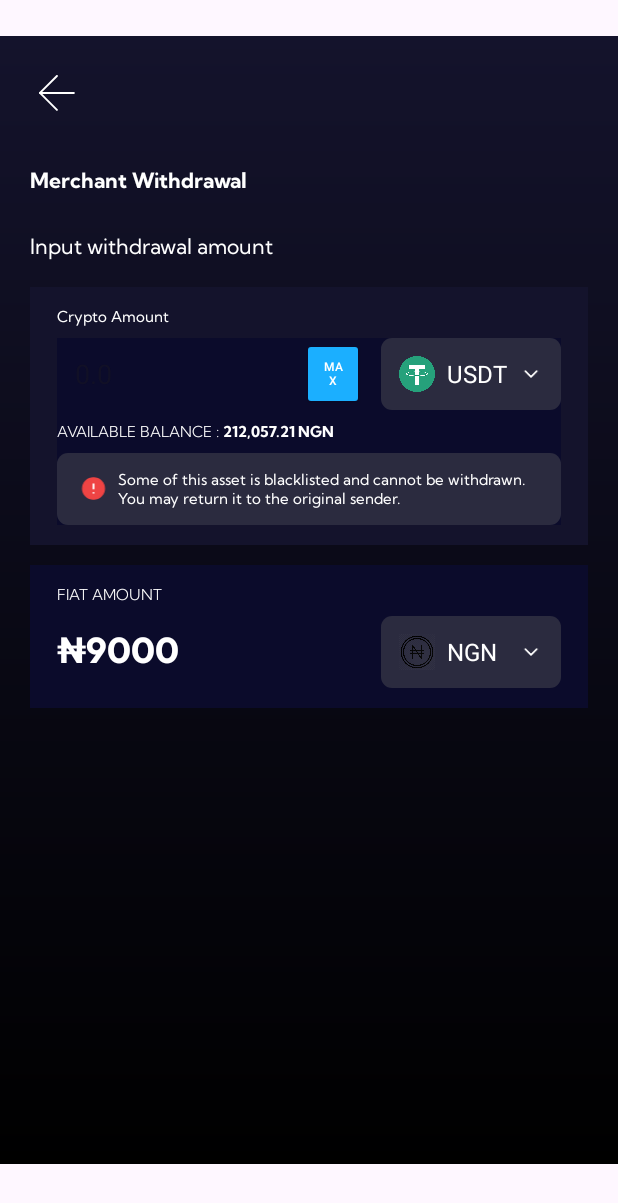
After one commit to Thellexcodes/Thellex-Consumer-Kotlin, an Android app: the MerchantWithdrawalActivity screen opened directly, with no data from a screen before it, on a phone screen of 412 x 824 dp. The commit adds this screen. Shown: the top 1203 px of the screen. Run offline under Robolectric (Android 15) with nearby library versions, the phone set to English and light mode, and no system bars.

Commit message:
working on withdraw screens

```diff
--- a/app/src/main/AndroidManifest.xml
+++ b/app/src/main/AndroidManifest.xml
@@ -12,6 +12,9 @@
             android:supportsRtl="true"
             android:theme="@style/Theme.Thellex"
             tools:targetApi="31">
+        <activity
+                android:name=".MerchantWithdrawalActivity"
+                android:exported="false" />
         <activity
                 android:name=".SingleAssetDeposit"
                 android:exported="false" />
--- /dev/null
+++ b/app/src/main/java/com/thellex/pos/MerchantWithdrawalActivity.kt
@@ -0,0 +1,39 @@
+package com.thellex.pos
+
+import android.os.Bundle
+import android.view.View
+import android.widget.ImageButton
+import androidx.activity.enableEdgeToEdge
+import androidx.appcompat.app.AppCompatActivity
+import androidx.core.view.ViewCompat
+import androidx.core.view.WindowInsetsCompat
+
+class MerchantWithdrawalActivity : AppCompatActivity() {
+    override fun onCreate(savedInstanceState: Bundle?) {
+        super.onCreate(savedInstanceState)
+        setContentView(R.layout.activity_merchant_withdrawal)
+
+        val rootView = findViewById<View>(android.R.id.content)
+        val statusBarHeight = resources.getIdentifier("status_bar_height", "dimen", "android").let { resId ->
+            if (resId > 0) resources.getDimensionPixelSize(resId) else 0
+        }
+        val navBarHeight = resources.getIdentifier("navigation_bar_height", "dimen", "android").let { resId ->
+            if (resId > 0) resources.getDimensionPixelSize(resId) else 0
+        }
+
+        // Apply bottom padding equal to navigation bar height
+        rootView.setPadding(
+            rootView.paddingLeft,
+            statusBarHeight,
+            rootView.paddingRight,
+            navBarHeight
+        )
+
+
+        val backButton = findViewById<ImageButton>(R.id.merchant_withdraw_back_button)
+        backButton.setOnClickListener {
+            finish()
+        }
+
+    }
+}
--- a/app/src/main/java/com/thellex/pos/POSActivity.kt
+++ b/app/src/main/java/com/thellex/pos/POSActivity.kt
@@ -8,6 +8,7 @@ import android.widget.LinearLayout
 import android.widget.TextView
 import androidx.appcompat.app.AppCompatActivity
 import androidx.appcompat.widget.AppCompatButton
+import androidx.constraintlayout.widget.ConstraintLayout
 import androidx.core.view.ViewCompat
 import androidx.core.view.WindowCompat
 import androidx.core.view.WindowInsetsCompat
@@ -43,7 +44,6 @@ class POSActivity : AppCompatActivity() {
 //            window.navigationBarColor = Color.parseColor("#ffffff") // same
         }
 
-
         val businessNameTextView = findViewById<TextView>(R.id.pos_business_name)
         businessNameTextView.text = businessNameTextView.text.toString().uppercase()
 
@@ -61,7 +61,12 @@ class POSActivity : AppCompatActivity() {
         val itemSpacing = resources.getDimensionPixelSize(R.dimen.txn_margin)
         transactionRecyclerView.addItemDecoration(ItemSpacingDecoration(itemSpacing))
 
-        val requestAccessButton = findViewById<LinearLayout>(R.id.request_button)
+        val withdrawFundsButton = findViewById<LinearLayout>(R.id.pos_withdraw_button)
+        withdrawFundsButton.setOnClickListener {
+            startActivity(Intent(this, MerchantWithdrawalActivity::class.java))
+        }
+
+        val requestAccessButton = findViewById<LinearLayout>(R.id.pos_request_button)
         requestAccessButton.setOnClickListener {
             startActivity(Intent(this, RequestAssetsActivity::class.java))
         }
@@ -75,5 +80,7 @@ class POSActivity : AppCompatActivity() {
         viewAssetsButton.setOnClickListener {
             startActivity(Intent(this, WalletAssetsActivity::class.java))
         }
+
+
     }
 }
--- /dev/null
+++ b/app/src/main/res/drawable/icon_danger.xml
@@ -0,0 +1,27 @@
+<vector xmlns:android="http://schemas.android.com/apk/res/android"
+    android:width="21dp"
+    android:height="22dp"
+    android:viewportWidth="21"
+    android:viewportHeight="22">
+  <path
+      android:strokeWidth="1"
+      android:pathData="M10.5,2.25C15.333,2.25 19.25,6.168 19.25,11C19.25,15.833 15.333,19.75 10.5,19.75C5.668,19.75 1.75,15.833 1.75,11C1.75,6.168 5.668,2.25 10.5,2.25Z"
+      android:strokeLineJoin="round"
+      android:fillColor="#EF4444"
+      android:strokeColor="#EF4444"
+      android:strokeLineCap="round"/>
+  <path
+      android:pathData="M10.5,7.5V11"
+      android:strokeLineJoin="round"
+      android:strokeWidth="1.5"
+      android:fillColor="#00000000"
+      android:strokeColor="#ffffff"
+      android:strokeLineCap="round"/>
+  <path
+      android:pathData="M10.5,14.5H10.509"
+      android:strokeLineJoin="round"
+      android:strokeWidth="1.5"
+      android:fillColor="#00000000"
+      android:strokeColor="#ffffff"
+      android:strokeLineCap="round"/>
+</vector>
--- /dev/null
+++ b/app/src/main/res/layout/activity_merchant_withdrawal.xml
@@ -0,0 +1,301 @@
+<?xml version="1.0" encoding="utf-8"?>
+<androidx.constraintlayout.widget.ConstraintLayout xmlns:android="http://schemas.android.com/apk/res/android"
+        xmlns:tools="http://schemas.android.com/tools"
+        xmlns:app="http://schemas.android.com/apk/res-auto"
+        android:id="@+id/merchant_withdraw_main"
+        android:paddingHorizontal="20dp"
+        android:layout_width="match_parent"
+        android:layout_height="match_parent"
+        android:paddingTop="20dp"
+        android:background="@drawable/general_gradient_background"
+        tools:context=".MerchantWithdrawalActivity">
+
+    <!-- Top App Bar -->
+    <androidx.constraintlayout.widget.ConstraintLayout
+            android:id="@+id/merchant_withdraw_top_app_bar_container"
+            android:layout_width="match_parent"
+            android:layout_height="wrap_content"
+            app:layout_constraintTop_toTopOf="parent"
+            app:layout_constraintStart_toStartOf="parent"
+            app:layout_constraintEnd_toEndOf="parent">
+
+        <ImageButton
+                android:id="@+id/merchant_withdraw_back_button"
+                android:layout_width="36dp"
+                android:layout_height="36dp"
+                android:background="?attr/selectableItemBackgroundBorderless"
+                android:padding="6dp"
+                android:src="@drawable/icon_back"
+                android:contentDescription="Back"
+                app:layout_constraintTop_toTopOf="parent"
+                app:layout_constraintStart_toStartOf="parent" />
+
+        <Spinner
+                android:id="@+id/merchant_withdraw_assets_country_spinner"
+                android:layout_width="40dp"
+                android:layout_height="45dp"
+                android:visibility="gone"
+                android:background="@drawable/rounded_border"
+                android:spinnerMode="dropdown"
+                app:layout_constraintEnd_toEndOf="parent"
+                app:layout_constraintTop_toTopOf="@id/merchant_withdraw_back_button"
+                app:layout_constraintBottom_toBottomOf="@id/merchant_withdraw_back_button" />
+    </androidx.constraintlayout.widget.ConstraintLayout>
+
+    <TextView
+            android:id="@+id/merchant_withdraw_title"
+            android:textColor="@color/white"
+            android:text="Merchant Withdrawal"
+            android:layout_width="wrap_content"
+            android:fontFamily="@font/kumbhsans_bold"
+            android:textSize="14sp"
+            android:layout_marginTop="31dp"
+            android:layout_height="wrap_content"
+            app:layout_constraintTop_toBottomOf="@+id/merchant_withdraw_top_app_bar_container"
+            app:layout_constraintStart_toStartOf="parent" />
+
+    <TextView
+            android:id="@+id/merchant_withdraw_input_label"
+            android:textColor="@color/white"
+            android:layout_marginTop="26dp"
+            android:fontFamily="@font/kumbhsans_regular"
+            android:text="Input withdrawal amount"
+            android:layout_width="wrap_content"
+            android:layout_height="wrap_content"
+            app:layout_constraintTop_toBottomOf="@+id/merchant_withdraw_title"
+            app:layout_constraintStart_toStartOf="parent" />
+
+    <androidx.constraintlayout.widget.ConstraintLayout
+            android:id="@+id/merchant_withdraw_amount_container"
+            android:layout_width="match_parent"
+            android:layout_height="wrap_content"
+            android:paddingVertical="13dp"
+            android:paddingHorizontal="18dp"
+            android:layout_marginTop="18dp"
+            android:background="@color/midnight"
+            app:layout_constraintTop_toBottomOf="@+id/merchant_withdraw_input_label">
+
+        <TextView
+                android:id="@+id/merchant_withdraw_crypto_amount_label"
+                android:fontFamily="@font/kumbhsans_regular"
+                android:textSize="10sp"
+                android:text="Crypto Amount"
+                android:textColor="@color/white"
+                android:layout_width="wrap_content"
+                android:layout_height="wrap_content"
+                app:layout_constraintTop_toTopOf="parent"
+                app:layout_constraintStart_toStartOf="parent" />
+
+        <androidx.constraintlayout.widget.ConstraintLayout
+                android:id="@+id/merchant_withdraw_input_section"
+                android:layout_width="match_parent"
+                android:layout_height="wrap_content"
+                android:layout_marginTop="8dp"
+                android:background="#0B0B2B"
+                app:layout_constraintTop_toBottomOf="@id/merchant_withdraw_crypto_amount_label"
+                app:layout_constraintStart_toStartOf="parent"
+                app:layout_constraintEnd_toEndOf="parent">
+
+            <!-- Input Field -->
+            <EditText
+                    android:id="@+id/merchant_withdraw_input_amount"
+                    android:layout_width="0dp"
+                    android:layout_height="48dp"
+                    android:hint="0.0"
+                    android:inputType="numberDecimal"
+                    android:textColor="#FFFFFF"
+                    android:textSize="18sp"
+                    android:paddingStart="12dp"
+                    android:background="@null"
+                    android:paddingEnd="12dp"
+                    app:layout_constraintStart_toStartOf="parent"
+                    app:layout_constraintTop_toTopOf="parent" />
+
+            <!-- MAX Button -->
+            <androidx.appcompat.widget.AppCompatButton
+                    android:id="@+id/merchant_withdraw_button_max"
+                    android:layout_width="41dp"
+                    android:layout_height="wrap_content"
+                    android:text="MAX"
+                    android:textSize="8sp"
+                    android:textColor="#FFFFFF"
+                    android:backgroundTint="#1BAFFF"
+                    app:layout_constraintEnd_toStartOf="@id/merchant_withdraw_token_selector"
+                    app:layout_constraintTop_toTopOf="@id/merchant_withdraw_input_amount"
+                    app:layout_constraintBottom_toBottomOf="@id/merchant_withdraw_input_amount"
+                    android:layout_marginEnd="11dp" />
+
+            <!-- Token Selector -->
+            <LinearLayout
+                    android:id="@+id/merchant_withdraw_token_selector"
+                    android:layout_width="120dp"
+                    android:layout_marginLeft="11dp"
+                    android:layout_height="48dp"
+                    android:background="@drawable/rounded_border"
+                    android:gravity="center_vertical"
+                    android:orientation="horizontal"
+                    android:paddingStart="12dp"
+                    android:paddingEnd="12dp"
+                    app:layout_constraintEnd_toEndOf="parent"
+                    app:layout_constraintTop_toTopOf="@id/merchant_withdraw_input_amount"
+                    app:layout_constraintBottom_toBottomOf="@id/merchant_withdraw_input_amount">
+
+                <ImageView
+                        android:id="@+id/merchant_withdraw_token_icon"
+                        android:layout_width="24dp"
+                        android:layout_height="24dp"
+                        android:src="@drawable/icon_usdt" />
+
+                <TextView
+                        android:id="@+id/merchant_withdraw_token_name"
+                        android:layout_width="0dp"
+                        android:layout_height="wrap_content"
+                        android:layout_marginStart="8dp"
+                        android:layout_weight="1"
+                        android:text="USDT"
+                        android:textColor="#FFFFFF"
+                        android:textSize="16sp" />
+
+                <ImageView
+                        android:id="@+id/merchant_withdraw_dropdown_icon"
+                        android:layout_width="16dp"
+                        android:layout_height="16dp"
+                        android:src="@drawable/icon_arrow_down" />
+            </LinearLayout>
+
+            <LinearLayout
+                    android:id="@+id/merchant_withdraw_available_balance"
+                    app:layout_constraintTop_toBottomOf="@id/merchant_withdraw_token_selector"
+                    android:layout_width="match_parent"
+                    android:layout_height="wrap_content"
+                    android:layout_marginTop="8dp"
+                    app:layout_constraintStart_toStartOf="parent"
+                    app:layout_constraintEnd_toEndOf="parent">
+                    <TextView
+                            android:text="AVAILABLE BALANCE : "
+                            android:textColor="@color/white"
+                            android:fontFamily="@font/kumbhsans_light"
+                            android:textSize="10sp"
+                            android:layout_width="wrap_content"
+                            android:layout_height="wrap_content"/>
+
+                    <TextView
+                            android:textSize="10sp"
+                            android:fontFamily="@font/kumbhsans_bold"
+                            android:textColor="@color/white"
+                            android:text="212,057.21 NGN"
+                            android:layout_width="wrap_content"
+                            android:layout_height="wrap_content"/>
+            </LinearLayout>
+
+            <LinearLayout
+                    android:paddingHorizontal="15dp"
+                    android:paddingVertical="11dp"
+                    android:layout_marginTop="8dp"
+                    app:layout_constraintTop_toBottomOf="@id/merchant_withdraw_available_balance"
+                    app:layout_constraintStart_toStartOf="parent"
+                    android:background="@drawable/rounded_border"
+                    android:orientation="horizontal"
+                    android:gravity="center_vertical"
+                    android:layout_width="match_parent"
+                    android:layout_height="wrap_content">
+                <ImageView
+                        android:src="@drawable/icon_danger"
+                        android:layout_marginRight="7dp"
+                        android:layout_width="18dp"
+                        android:layout_height="18dp"/>
+                <TextView
+                        android:fontFamily="@font/kumbhsans_regular"
+                        android:textSize="10sp"
+                        android:textColor="@color/white"
+                        android:text="Some of this asset is blacklisted and cannot be withdrawn. You may return it to the original sender."
+                        android:layout_width="wrap_content"
+                        android:layout_height="wrap_content"/>
+        </LinearLayout>
+
+        </androidx.constraintlayout.widget.ConstraintLayout>
+    </androidx.constraintlayout.widget.ConstraintLayout>
+
+    <androidx.constraintlayout.widget.ConstraintLayout
+            android:id="@+id/merchant_withdraw_input_section_fiat"
+            android:layout_width="match_parent"
+            android:layout_height="wrap_content"
+            android:background="#0B0B2B"
+            app:layout_constraintStart_toStartOf="parent"
+            android:layout_marginTop="13dp"
+            android:paddingVertical="13dp"
+            android:paddingHorizontal="18dp"
+            app:layout_constraintEnd_toEndOf="parent"
+            app:layout_constraintTop_toBottomOf="@+id/merchant_withdraw_amount_container">
+
+        <TextView
+                android:fontFamily="@font/kumbhsans_light"
+                android:textSize="10sp"
+                android:textColor="@color/white"
+                android:text="FIAT AMOUNT"
+                android:layout_width="wrap_content"
+                android:layout_height="wrap_content"
+                app:layout_constraintStart_toStartOf="parent"
+                app:layout_constraintTop_toTopOf="parent"
+                android:id="@+id/textView9" />
+
+        <!-- Input Field -->
+        <TextView
+                android:id="@+id/merchant_withdraw_input_amount_fiat"
+                android:layout_width="0dp"
+                android:layout_height="48dp"
+                android:text="₦9000"
+                android:textColor="#FFFFFF"
+                android:textSize="24sp"
+                android:gravity="center_vertical"
+                android:fontFamily="@font/outfit_bold"
+                android:layout_marginTop="8dp"
+                android:background="@null"
+                app:layout_constraintStart_toStartOf="parent"
+                app:layout_constraintTop_toBottomOf="@+id/textView9" />
+
+
+        <!-- Token Selector -->
+        <LinearLayout
+                android:id="@+id/merchant_withdraw_token_selector_fiat"
+                android:layout_width="120dp"
+                android:layout_height="48dp"
+                android:layout_marginLeft="11dp"
+                android:background="@drawable/rounded_border"
+                android:gravity="center_vertical"
+                android:orientation="horizontal"
+                android:paddingStart="12dp"
+                android:paddingEnd="12dp"
+                app:layout_constraintEnd_toEndOf="parent"
+                app:layout_constraintTop_toTopOf="@id/merchant_withdraw_input_amount_fiat"
+                app:layout_constraintBottom_toBottomOf="@id/merchant_withdraw_input_amount_fiat">
+
+            <ImageView
+                    android:id="@+id/merchant_withdraw_token_icon_fiat"
+                    android:layout_width="24dp"
+                    android:layout_height="24dp"
+                    android:src="@drawable/icon_ngn" />
+
+            <TextView
+                    android:id="@+id/merchant_withdraw_token_name_fiat"
+                    android:layout_width="0dp"
+                    android:layout_height="wrap_content"
+                    android:layout_marginStart="8dp"
+                    android:layout_weight="1"
+                    android:text="NGN"
+                    android:textColor="#FFFFFF"
+                    android:textSize="16sp" />
+
+            <ImageView
+                    android:id="@+id/merchant_withdraw_dropdown_icon_fiat"
+                    android:layout_width="16dp"
+                    android:layout_height="16dp"
+                    android:src="@drawable/icon_arrow_down" />
+        </LinearLayout>
+
+
+    </androidx.constraintlayout.widget.ConstraintLayout>
+
+
+
+</androidx.constraintlayout.widget.ConstraintLayout>
--- a/app/src/main/res/layout/activity_p_o_s.xml
+++ b/app/src/main/res/layout/activity_p_o_s.xml
@@ -85,7 +85,7 @@
             </androidx.constraintlayout.widget.ConstraintLayout>
 
             <androidx.constraintlayout.widget.ConstraintLayout
-                    android:id="@+id/user_dashboard_button_row"
+                    android:id="@+id/user_dashboard_actions_wrapper"
                     android:layout_width="match_parent"
                     android:layout_height="wrap_content"
                     android:layout_marginTop="26dp"
@@ -93,7 +93,7 @@
                     app:layout_constraintStart_toStartOf="parent"
                     app:layout_constraintEnd_toEndOf="parent">
                     <LinearLayout
-                            android:id="@+id/withdraw_button"
+                            android:id="@+id/pos_withdraw_button"
                             android:layout_width="0dp"
                             android:layout_height="48dp"
                             android:layout_marginEnd="8dp"
@@ -103,7 +103,7 @@
                             android:padding="8dp"
                             app:layout_constraintStart_toStartOf="parent"
                             app:layout_constraintTop_toTopOf="parent"
-                            app:layout_constraintEnd_toStartOf="@+id/request_button"
+                            app:layout_constraintEnd_toStartOf="@+id/pos_request_button"
                             >
                         <ImageView
                                 android:layout_width="20dp"
@@ -119,7 +119,7 @@
                                 android:layout_height="wrap_content" />
                     </LinearLayout>
                     <LinearLayout
-                            android:id="@+id/request_button"
+                            android:id="@+id/pos_request_button"
                             android:layout_width="0dp"
                             android:layout_height="48dp"
                             android:orientation="horizontal"
@@ -127,7 +127,7 @@
                             android:background="@drawable/btn_request_bg"
                             android:padding="8dp"
                             app:layout_constraintEnd_toEndOf="parent"
-                            app:layout_constraintStart_toEndOf="@id/withdraw_button"
+                            app:layout_constraintStart_toEndOf="@id/pos_withdraw_button"
                             app:layout_constraintTop_toTopOf="parent"
                             >
                         <ImageView
@@ -152,7 +152,7 @@
                     android:layout_marginTop="24dp"
                     android:orientation="horizontal"
                     android:weightSum="3"
-                    app:layout_constraintTop_toBottomOf="@id/user_dashboard_button_row">
+                    app:layout_constraintTop_toBottomOf="@id/user_dashboard_actions_wrapper">
 
 <!-- Card 3: Request from External Wallet -->
         <LinearLayout
```
